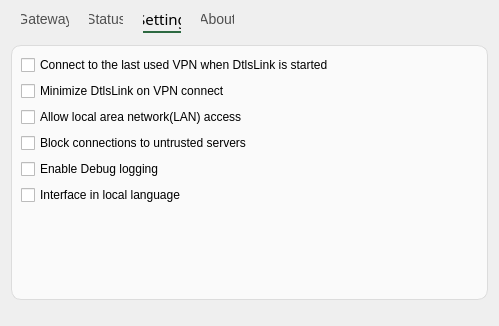
The window that dtlslink.ui (tlslink/anylink-client) describes before a commit, drawn with Qt 5.
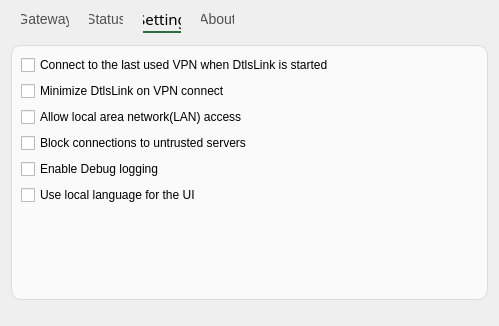
The same window after the commit. The open tabs and pages were chosen to show the change. Custom widgets are drawn as their Qt base class.

What changed in the file:
```diff
--- a/dtlslink.ui
+++ b/dtlslink.ui
@@ -593,7 +593,7 @@
          <item>
           <widget class="QCheckBox" name="checkBoxLang">
            <property name="text">
-            <string>Interface in local language</string>
+            <string>Use local language for the UI</string>
            </property>
           </widget>
          </item>
```
